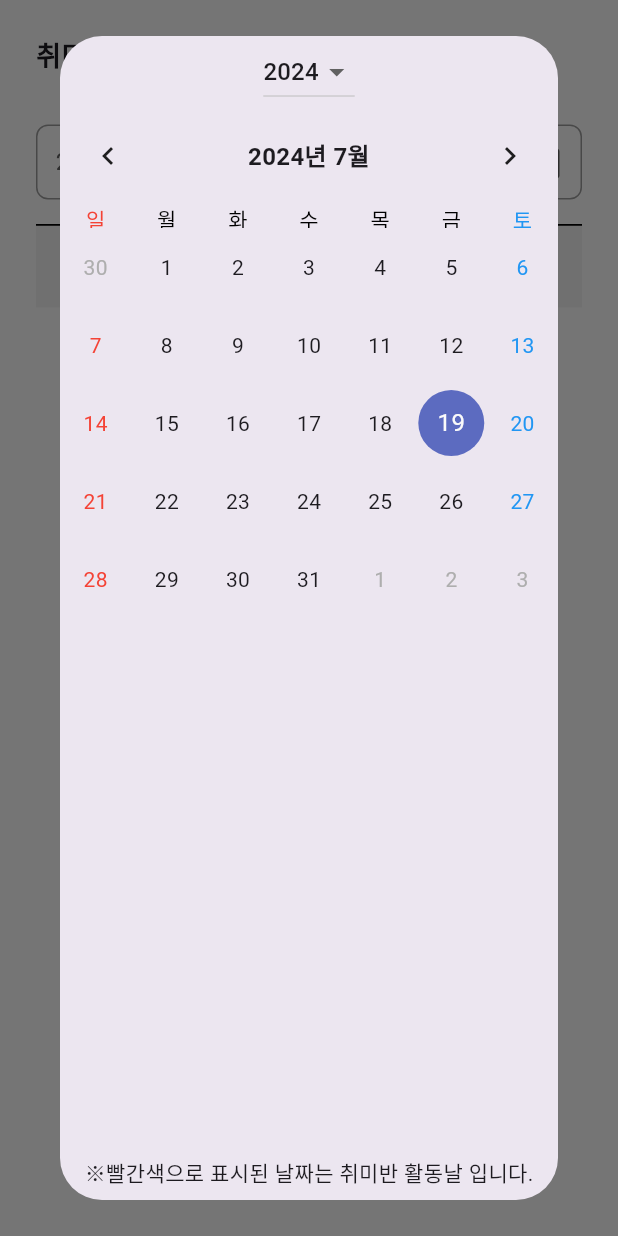
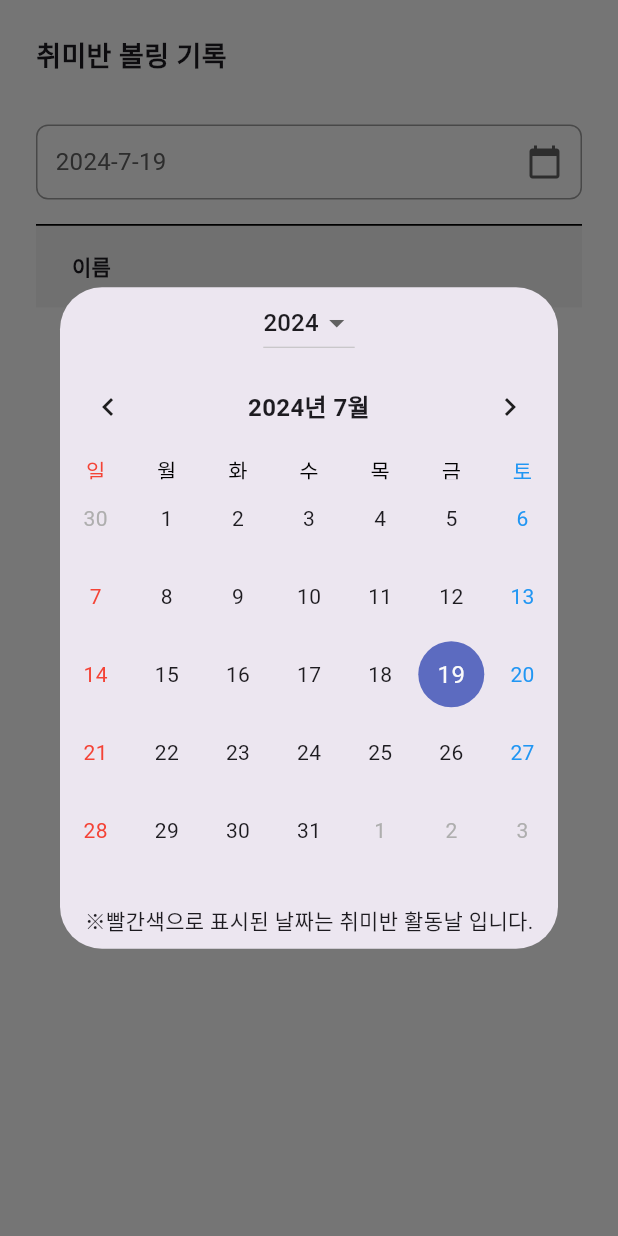
Before and after one commit to dnl1029/flutter, a Flutter app: the RecordsSection widget shown alone on an empty page, opened directly, after a tap on an icon or button, on a phone screen of 412 x 824 dp. Run offline on Flutter 3.47's test engine with Material 3 defaults, Android fonts, the phone set to English and light mode, and no system bars; drawn by our look-alikes of table_calendar; our stand-ins replace dio, fl_chart, flutter_secure_storage, image_picker, permission_handler; missing offline and left inert: dart:html; accounts and stored records are empty; network calls fail.

Commit message:
메인화면 캘린더 최종수정

```diff
--- a/lib/main_screen.dart
+++ b/lib/main_screen.dart
@@ -909,6 +909,7 @@ class _RecordsSectionState extends State<RecordsSection> {
           builder: (context, setState) {
             return Dialog(
               child: Column(
+                mainAxisSize: MainAxisSize.min,
                 children: [
                   Row(
                     mainAxisAlignment: MainAxisAlignment.center,
@@ -933,8 +934,7 @@ class _RecordsSectionState extends State<RecordsSection> {
                       ),
                     ],
                   ),
-                  Expanded(
-                    child: TableCalendar(
+                  TableCalendar(
                     locale: 'ko_KR',
                     firstDay: DateTime(2020),
                     lastDay: DateTime(2101),
@@ -1029,7 +1029,6 @@ class _RecordsSectionState extends State<RecordsSection> {
                         }
                         return null;
                       },
-                      ),
                     ),
                   ),
                   Padding(
```
Lines whose indentation alone changed are shown as unchanged.
